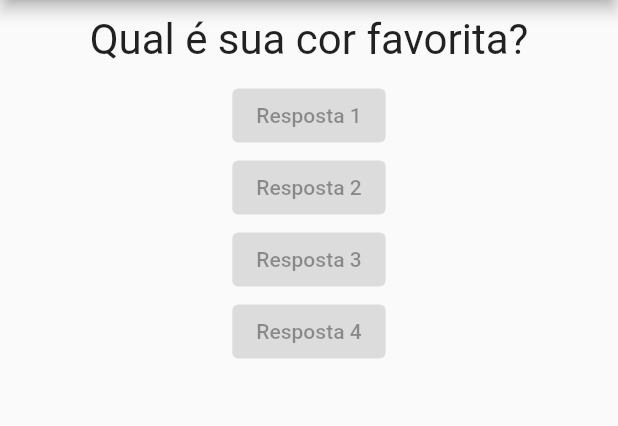
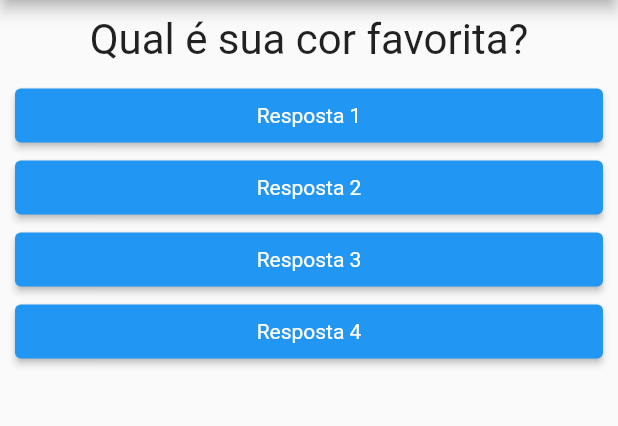
Before and after one commit to JoaoVGStahl/Projeto_Perguntas, a Flutter app: the screen it shows after launch, on a phone screen of 412 x 824 dp, the part 84-510 px from its top. Run offline on Flutter 3.47's test engine with Material 2 defaults, Android fonts, the phone set to English and light mode, and no system bars.

```diff
--- a/lib/main.dart
+++ b/lib/main.dart
@@ -13,7 +13,6 @@ class _PerguntaAppState extends State<PerguntaApp> {
     setState(() {
       _perguntaSelecionada++;
     });
-    print(_perguntaSelecionada);
   }
 
   @override
@@ -33,10 +32,10 @@ class _PerguntaAppState extends State<PerguntaApp> {
         body: Column(
           children: [
             Questao(perguntas[_perguntaSelecionada]),
-            Resposta("Resposta 1"),
-            Resposta("Resposta 2"),
-            Resposta("Resposta 3"),
-            Resposta("Resposta 4"),
+            Resposta("Resposta 1",_responder),
+            Resposta("Resposta 2",_responder),
+            Resposta("Resposta 3",_responder),
+            Resposta("Resposta 4",_responder),
           ],
         ),
       ),
--- a/lib/questao.dart
+++ b/lib/questao.dart
@@ -1,12 +1,10 @@
 import 'package:flutter/material.dart';
-import 'package:flutter/src/foundation/key.dart';
-import 'package:flutter/src/widgets/framework.dart';
 
 class Questao extends StatelessWidget {
   final String texto;
 
   // ignore: prefer_const_constructors_in_immutables
-  Questao(this.texto, {Key? key}) : super(key: key);
+  Questao(this.texto);
 
   @override
   Widget build(BuildContext context) {
--- a/lib/resposta.dart
+++ b/lib/resposta.dart
@@ -2,14 +2,23 @@ import 'package:flutter/material.dart';
 
 class Resposta extends StatelessWidget {
   final String resposta;
+  final void Function() quandoSelecionado;
 
-  Resposta(this.resposta);
+  Resposta(this.resposta, this.quandoSelecionado);
 
   @override
   Widget build(BuildContext context) {
-    return ElevatedButton(
-      onPressed: null,
-      child: Text(resposta),
+    return Container(
+      width: double.infinity,
+      padding: const EdgeInsets.fromLTRB(10, 0, 10, 0),
+      child: ElevatedButton(
+        style: ElevatedButton.styleFrom(
+            primary: Colors.blue,
+            // ignore: prefer_const_constructors
+            textStyle: TextStyle(color: Colors.white)),
+        onPressed: quandoSelecionado,
+        child: Text(resposta),
+      ),
     );
   }
 }
```
